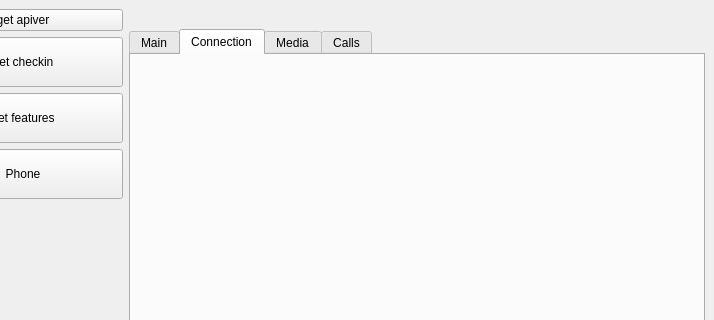
horvathzoltan/raspilink_client, file mainwindow.ui: the form before one commit; both pictures show x 86 to 800 and y 0 to 320 of the 800 by 600 pixel window.
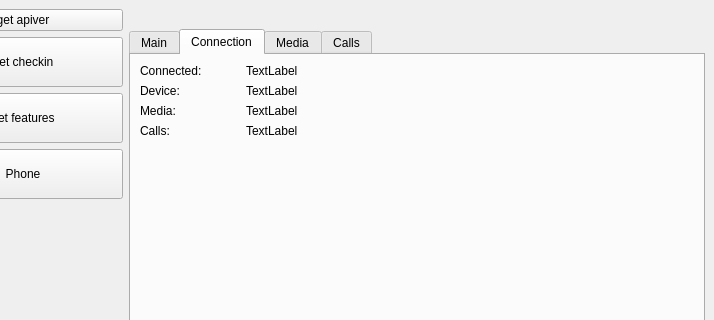
The form after the commit. The open tabs and pages were chosen to show the change.

```diff
--- a/mainwindow.ui
+++ b/mainwindow.ui
@@ -147,6 +147,95 @@
          <attribute name="title">
           <string>Connection</string>
          </attribute>
+         <layout class="QGridLayout" name="gridLayout_2">
+          <item row="3" column="0">
+           <widget class="QLabel" name="label_media_header">
+            <property name="text">
+             <string>Media:</string>
+            </property>
+           </widget>
+          </item>
+          <item row="2" column="1" colspan="3">
+           <widget class="QLabel" name="label_device">
+            <property name="text">
+             <string>TextLabel</string>
+            </property>
+           </widget>
+          </item>
+          <item row="1" column="0">
+           <widget class="QLabel" name="label_connected_header">
+            <property name="sizePolicy">
+             <sizepolicy hsizetype="Fixed" vsizetype="Preferred">
+              <horstretch>0</horstretch>
+              <verstretch>0</verstretch>
+             </sizepolicy>
+            </property>
+            <property name="minimumSize">
+             <size>
+              <width>100</width>
+              <height>0</height>
+             </size>
+            </property>
+            <property name="text">
+             <string>Connected:</string>
+            </property>
+           </widget>
+          </item>
+          <item row="1" column="1" colspan="3">
+           <widget class="QLabel" name="label_connected">
+            <property name="sizePolicy">
+             <sizepolicy hsizetype="Preferred" vsizetype="Preferred">
+              <horstretch>0</horstretch>
+              <verstretch>0</verstretch>
+             </sizepolicy>
+            </property>
+            <property name="text">
+             <string>TextLabel</string>
+            </property>
+           </widget>
+          </item>
+          <item row="2" column="0">
+           <widget class="QLabel" name="label_device_header">
+            <property name="text">
+             <string>Device:</string>
+            </property>
+           </widget>
+          </item>
+          <item row="5" column="0">
+           <spacer name="verticalSpacer_3">
+            <property name="orientation">
+             <enum>Qt::Vertical</enum>
+            </property>
+            <property name="sizeHint" stdset="0">
+             <size>
+              <width>20</width>
+              <height>40</height>
+             </size>
+            </property>
+           </spacer>
+          </item>
+          <item row="3" column="1" colspan="3">
+           <widget class="QLabel" name="label_media">
+            <property name="text">
+             <string>TextLabel</string>
+            </property>
+           </widget>
+          </item>
+          <item row="4" column="0">
+           <widget class="QLabel" name="label_calls_header">
+            <property name="text">
+             <string>Calls:</string>
+            </property>
+           </widget>
+          </item>
+          <item row="4" column="1" colspan="3">
+           <widget class="QLabel" name="label_calls">
+            <property name="text">
+             <string>TextLabel</string>
+            </property>
+           </widget>
+          </item>
+         </layout>
         </widget>
         <widget class="QWidget" name="tab_media">
          <attribute name="title">
```
Left out of the diff: 148 changed lines with no effect on the pictures.
